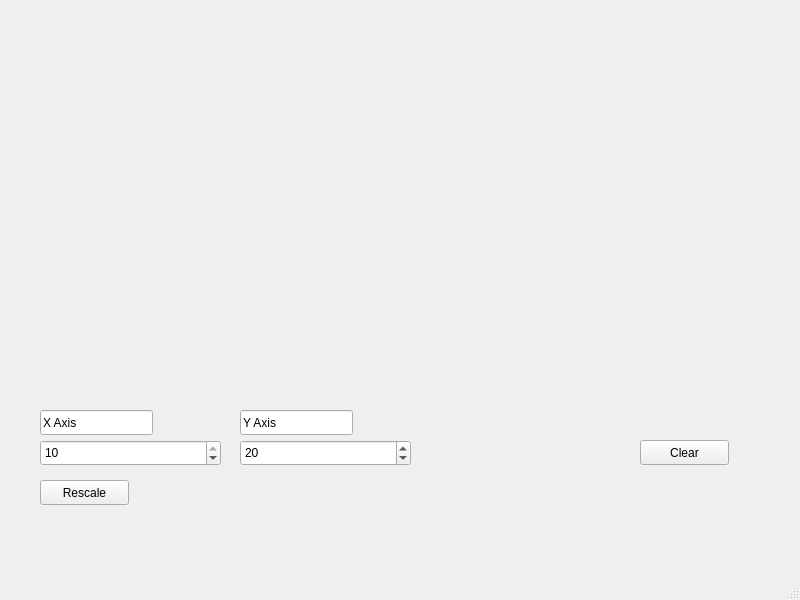
The window that QT_Graph/mainwindow.ui (fedeluis/QT-Graph-ringbuffer) describes before a commit, drawn with Qt 5.
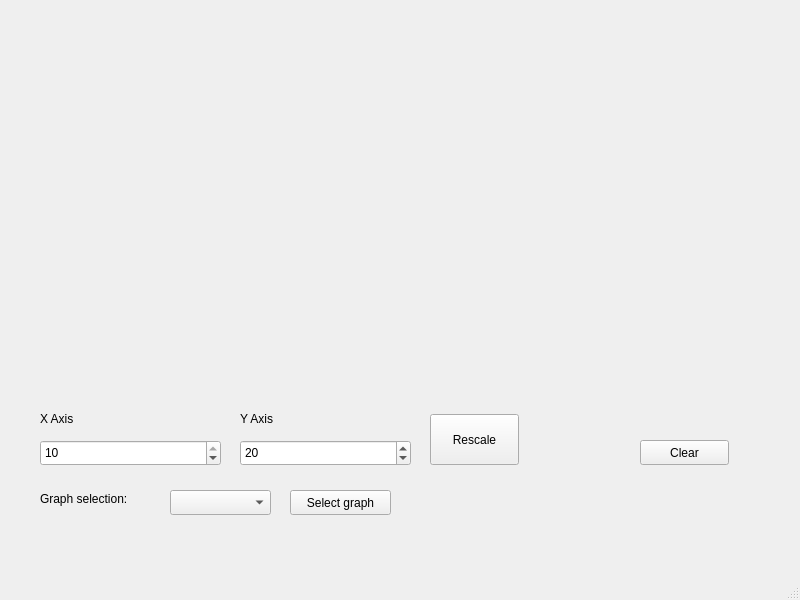
The same window after the commit. Custom widgets are drawn as their Qt base class.

What changed in the file:
```diff
--- a/QT_Graph/mainwindow.ui
+++ b/QT_Graph/mainwindow.ui
@@ -81,46 +81,79 @@
    <widget class="QPushButton" name="btn_rescale">
     <property name="geometry">
      <rect>
-      <x>40</x>
-      <y>480</y>
+      <x>430</x>
+      <y>414</y>
       <width>89</width>
-      <height>25</height>
+      <height>51</height>
      </rect>
     </property>
     <property name="text">
      <string>Rescale</string>
     </property>
    </widget>
-   <widget class="QLineEdit" name="lineEdit_X">
+   <widget class="QLabel" name="label">
     <property name="geometry">
      <rect>
       <x>40</x>
-      <y>410</y>
-      <width>113</width>
-      <height>25</height>
+      <y>490</y>
+      <width>121</width>
+      <height>17</height>
      </rect>
     </property>
     <property name="text">
-     <string>X Axis</string>
+     <string>Graph selection:</string>
     </property>
    </widget>
-   <widget class="QLineEdit" name="lineEdit_Y">
+   <widget class="QLabel" name="label_2">
     <property name="enabled">
      <bool>true</bool>
     </property>
     <property name="geometry">
      <rect>
+      <x>40</x>
+      <y>410</y>
+      <width>67</width>
+      <height>17</height>
+     </rect>
+    </property>
+    <property name="text">
+     <string>X Axis</string>
+    </property>
+   </widget>
+   <widget class="QLabel" name="label_3">
+    <property name="geometry">
+     <rect>
       <x>240</x>
       <y>410</y>
-      <width>113</width>
-      <height>25</height>
+      <width>67</width>
+      <height>17</height>
      </rect>
     </property>
     <property name="text">
      <string>Y Axis</string>
     </property>
-    <property name="readOnly">
-     <bool>false</bool>
+   </widget>
+   <widget class="QComboBox" name="combo_graph">
+    <property name="geometry">
+     <rect>
+      <x>170</x>
+      <y>490</y>
+      <width>101</width>
+      <height>25</height>
+     </rect>
+    </property>
+   </widget>
+   <widget class="QPushButton" name="btn_graph">
+    <property name="geometry">
+     <rect>
+      <x>290</x>
+      <y>490</y>
+      <width>101</width>
+      <height>25</height>
+     </rect>
+    </property>
+    <property name="text">
+     <string>Select graph</string>
     </property>
    </widget>
   </widget>
```
